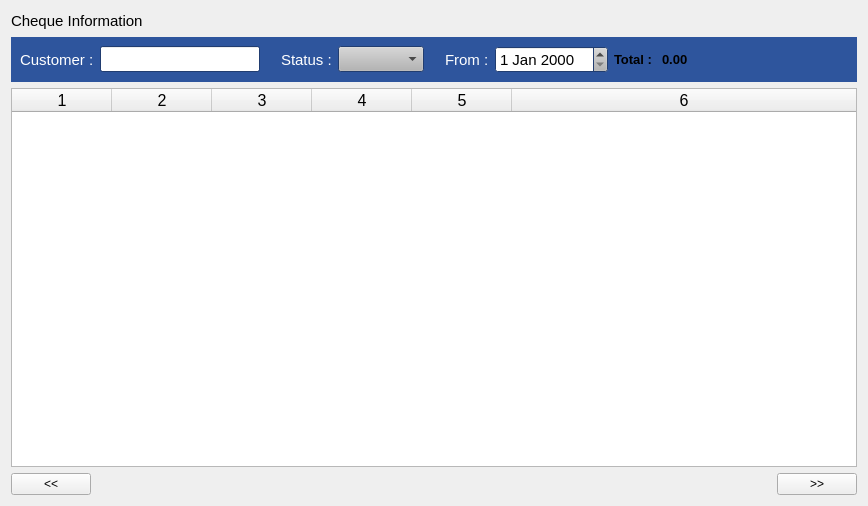
Qt form estorecpp/chequeinformation.ui (Watti/estorecpp) before a commit.
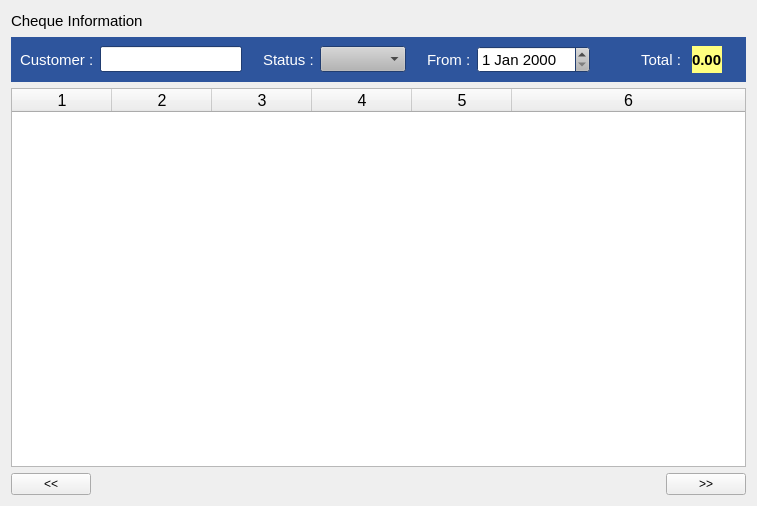
The same form after that commit.

Patch:
```diff
--- a/estorecpp/chequeinformation.ui
+++ b/estorecpp/chequeinformation.ui
@@ -6,7 +6,7 @@
    <rect>
     <x>0</x>
     <y>0</y>
-    <width>868</width>
+    <width>757</width>
     <height>506</height>
    </rect>
   </property>
@@ -756,30 +756,242 @@
         </property>
        </widget>
       </item>
+      <item>
+       <spacer name="horizontalSpacer_6">
+        <property name="orientation">
+         <enum>Qt::Horizontal</enum>
+        </property>
+        <property name="sizeType">
+         <enum>QSizePolicy::Expanding</enum>
+        </property>
+        <property name="sizeHint" stdset="0">
+         <size>
+          <width>15</width>
+          <height>20</height>
+         </size>
+        </property>
+       </spacer>
+      </item>
       <item>
        <widget class="QLabel" name="label_5">
+        <property name="palette">
+         <palette>
+          <active>
+           <colorrole role="WindowText">
+            <brush brushstyle="SolidPattern">
+             <color alpha="255">
+              <red>255</red>
+              <green>255</green>
+              <blue>255</blue>
+             </color>
+            </brush>
+           </colorrole>
+           <colorrole role="Base">
+            <brush brushstyle="SolidPattern">
+             <color alpha="255">
+              <red>255</red>
+              <green>255</green>
+              <blue>255</blue>
+             </color>
+            </brush>
+           </colorrole>
+           <colorrole role="Window">
+            <brush brushstyle="SolidPattern">
+             <color alpha="255">
+              <red>46</red>
+              <green>85</green>
+              <blue>157</blue>
+             </color>
+            </brush>
+           </colorrole>
+          </active>
+          <inactive>
+           <colorrole role="WindowText">
+            <brush brushstyle="SolidPattern">
+             <color alpha="255">
+              <red>255</red>
+              <green>255</green>
+              <blue>255</blue>
+             </color>
+            </brush>
+           </colorrole>
+           <colorrole role="Base">
+            <brush brushstyle="SolidPattern">
+             <color alpha="255">
+              <red>255</red>
+              <green>255</green>
+              <blue>255</blue>
+             </color>
+            </brush>
+           </colorrole>
+           <colorrole role="Window">
+            <brush brushstyle="SolidPattern">
+             <color alpha="255">
+              <red>46</red>
+              <green>85</green>
+              <blue>157</blue>
+             </color>
+            </brush>
+           </colorrole>
+          </inactive>
+          <disabled>
+           <colorrole role="WindowText">
+            <brush brushstyle="SolidPattern">
+             <color alpha="255">
+              <red>90</red>
+              <green>90</green>
+              <blue>90</blue>
+             </color>
+            </brush>
+           </colorrole>
+           <colorrole role="Base">
+            <brush brushstyle="SolidPattern">
+             <color alpha="255">
+              <red>46</red>
+              <green>85</green>
+              <blue>157</blue>
+             </color>
+            </brush>
+           </colorrole>
+           <colorrole role="Window">
+            <brush brushstyle="SolidPattern">
+             <color alpha="255">
+              <red>46</red>
+              <green>85</green>
+              <blue>157</blue>
+             </color>
+            </brush>
+           </colorrole>
+          </disabled>
+         </palette>
+        </property>
         <property name="font">
          <font>
-          <weight>75</weight>
-          <bold>true</bold>
+          <pointsize>11</pointsize>
+          <weight>50</weight>
+          <bold>false</bold>
          </font>
         </property>
+        <property name="autoFillBackground">
+         <bool>true</bool>
+        </property>
         <property name="text">
          <string>Total : </string>
         </property>
+        <property name="margin">
+         <number>5</number>
+        </property>
        </widget>
       </item>
       <item>
        <widget class="QLabel" name="totalLbl">
+        <property name="palette">
+         <palette>
+          <active>
+           <colorrole role="WindowText">
+            <brush brushstyle="SolidPattern">
+             <color alpha="255">
+              <red>0</red>
+              <green>0</green>
+              <blue>0</blue>
+             </color>
+            </brush>
+           </colorrole>
+           <colorrole role="Base">
+            <brush brushstyle="SolidPattern">
+             <color alpha="255">
+              <red>255</red>
+              <green>255</green>
+              <blue>255</blue>
+             </color>
+            </brush>
+           </colorrole>
+           <colorrole role="Window">
+            <brush brushstyle="SolidPattern">
+             <color alpha="255">
+              <red>255</red>
+              <green>255</green>
+              <blue>127</blue>
+             </color>
+            </brush>
+           </colorrole>
+          </active>
+          <inactive>
+           <colorrole role="WindowText">
+            <brush brushstyle="SolidPattern">
+             <color alpha="255">
+              <red>0</red>
+              <green>0</green>
+              <blue>0</blue>
+             </color>
+            </brush>
+           </colorrole>
+           <colorrole role="Base">
+            <brush brushstyle="SolidPattern">
+             <color alpha="255">
+              <red>255</red>
+              <green>255</green>
+              <blue>255</blue>
+             </color>
+            </brush>
+           </colorrole>
+           <colorrole role="Window">
+            <brush brushstyle="SolidPattern">
+             <color alpha="255">
+              <red>255</red>
+              <green>255</green>
+              <blue>127</blue>
+             </color>
+            </brush>
+           </colorrole>
+          </inactive>
+          <disabled>
+           <colorrole role="WindowText">
+            <brush brushstyle="SolidPattern">
+             <color alpha="255">
+              <red>90</red>
+              <green>90</green>
+              <blue>90</blue>
+             </color>
+            </brush>
+           </colorrole>
+           <colorrole role="Base">
+            <brush brushstyle="SolidPattern">
+             <color alpha="255">
+              <red>255</red>
+              <green>255</green>
+              <blue>127</blue>
+             </color>
+            </brush>
+           </colorrole>
+           <colorrole role="Window">
+            <brush brushstyle="SolidPattern">
+             <color alpha="255">
+              <red>255</red>
+              <green>255</green>
+              <blue>127</blue>
+             </color>
+            </brush>
+           </colorrole>
+          </disabled>
+         </palette>
+        </property>
         <property name="font">
          <font>
+          <pointsize>11</pointsize>
           <weight>75</weight>
           <bold>true</bold>
          </font>
         </property>
+        <property name="autoFillBackground">
+         <bool>true</bool>
+        </property>
         <property name="text">
          <string>0.00</string>
         </property>
+        <property name="margin">
+         <number>5</number>
+        </property>
        </widget>
       </item>
       <item>
@@ -788,7 +1000,7 @@
          <enum>Qt::Horizontal</enum>
         </property>
         <property name="sizeType">
-         <enum>QSizePolicy::Expanding</enum>
+         <enum>QSizePolicy::Fixed</enum>
         </property>
         <property name="sizeHint" stdset="0">
          <size>
```
